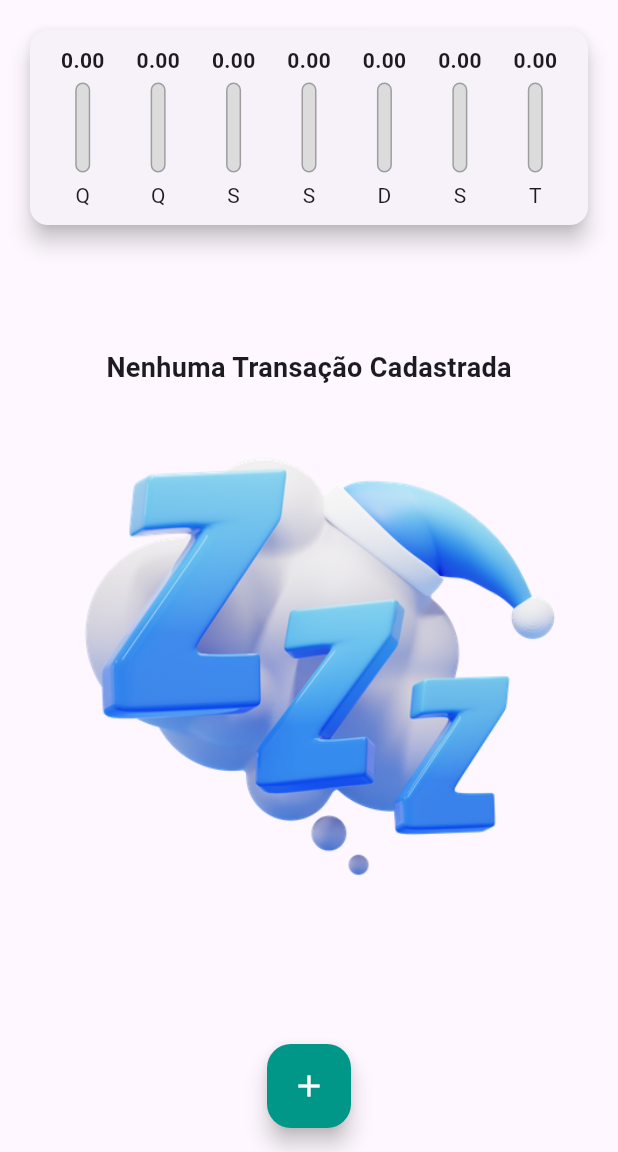
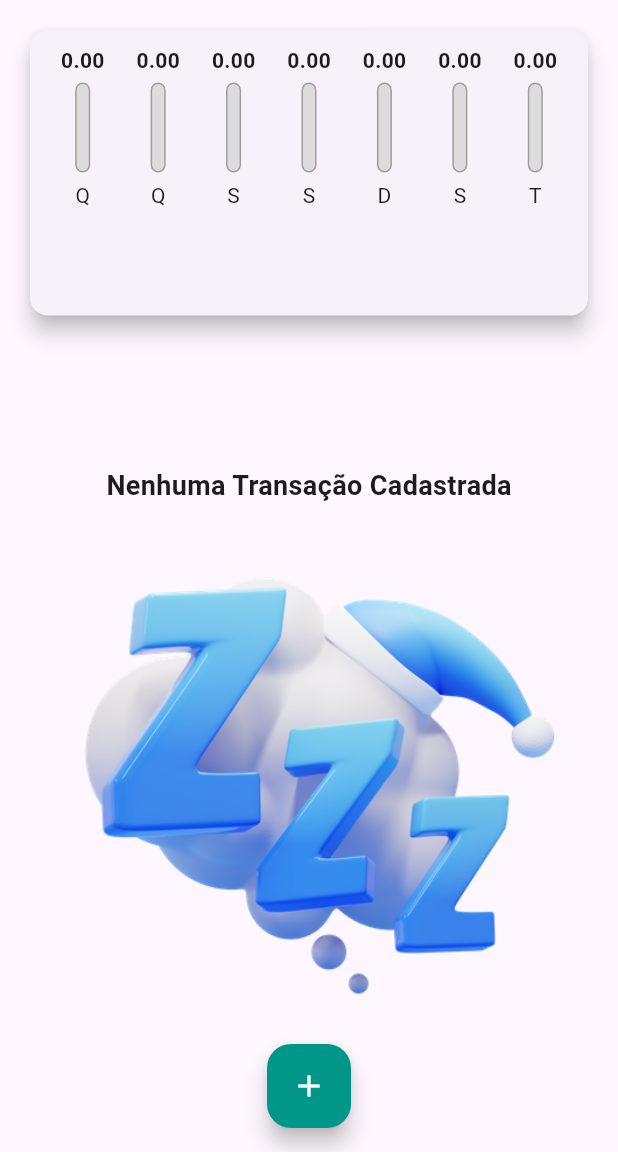
Before and after one commit to Cardoso21/despesasAap, a Flutter app: the screen it shows after launch, on a phone screen of 412 x 824 dp, the part 84-1236 px from its top. Run offline on Flutter 3.47's test engine with Material 3 defaults, Android fonts, the phone set to English and light mode, and no system bars; Roboto replaces fonts that are missing (RobotoMano).

Commit message:
criando Responsividade

```diff
--- a/lib/components/transaction_list.dart
+++ b/lib/components/transaction_list.dart
@@ -10,9 +10,7 @@ class TransactionList extends StatelessWidget {
 
   @override
   Widget build(BuildContext context) {
-    return Container(
-      height: 500,
-      child: transactions.isEmpty
+    return transactions.isEmpty
         ? Column(
       mainAxisAlignment: MainAxisAlignment.center,
       children: [
@@ -71,7 +69,6 @@ class TransactionList extends StatelessWidget {
           ),
         );
       },
-      ),
     );
   }
 }
--- a/lib/home.dart
+++ b/lib/home.dart
@@ -13,7 +13,9 @@ class MyHomoPage extends StatefulWidget {
 }
 
 class _MyHomoPageState extends State<MyHomoPage> {
-  final List<Transaction> _transactions = [];
+  final List<Transaction> _transactions = [
+
+  ];
 
   List<Transaction> get _recentTransactions {
     return _transactions.where((tr) {
@@ -55,8 +57,7 @@ class _MyHomoPageState extends State<MyHomoPage> {
 
   @override
   Widget build(BuildContext context) {
-    return Scaffold(
-      appBar: AppBar(
+    final appBar = AppBar(
       title: const Text('Despesas Pessoais'),
       actions: [
         IconButton(
@@ -64,13 +65,24 @@ class _MyHomoPageState extends State<MyHomoPage> {
           onPressed: () => _openTransactionFormModal(context),
         ),
       ],
-      ),
+    );
+    final availableHeigth = MediaQuery.of(context).size.height -
+        appBar.preferredSize.height -
+        MediaQuery.of(context).padding.top;
+    return Scaffold(
+      appBar: appBar,
       body: SingleChildScrollView(
         child: Column(
           crossAxisAlignment: CrossAxisAlignment.stretch,
           children: [
-            Chart(_recentTransactions),
-            TransactionList(_transactions, _deleteTransaction),
+            Container(
+              height: availableHeigth * 0.3,
+              child: Chart(_recentTransactions),
+            ),
+            Container(
+              height: availableHeigth * 0.7,
+              child: TransactionList(_transactions, _deleteTransaction),
+            ),
           ],
         ),
       ),
```
Lines whose indentation alone changed are shown as unchanged.
